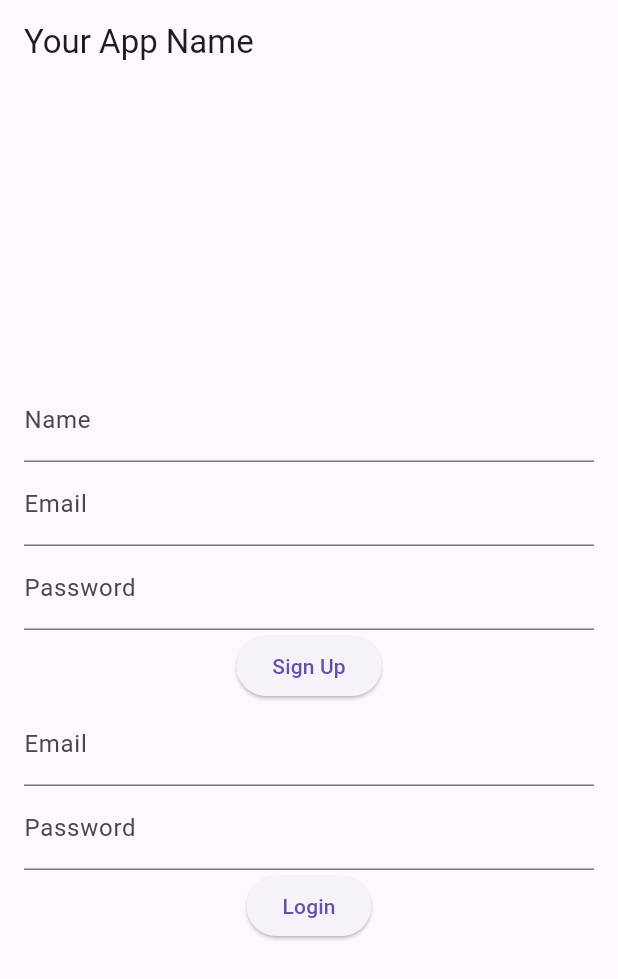
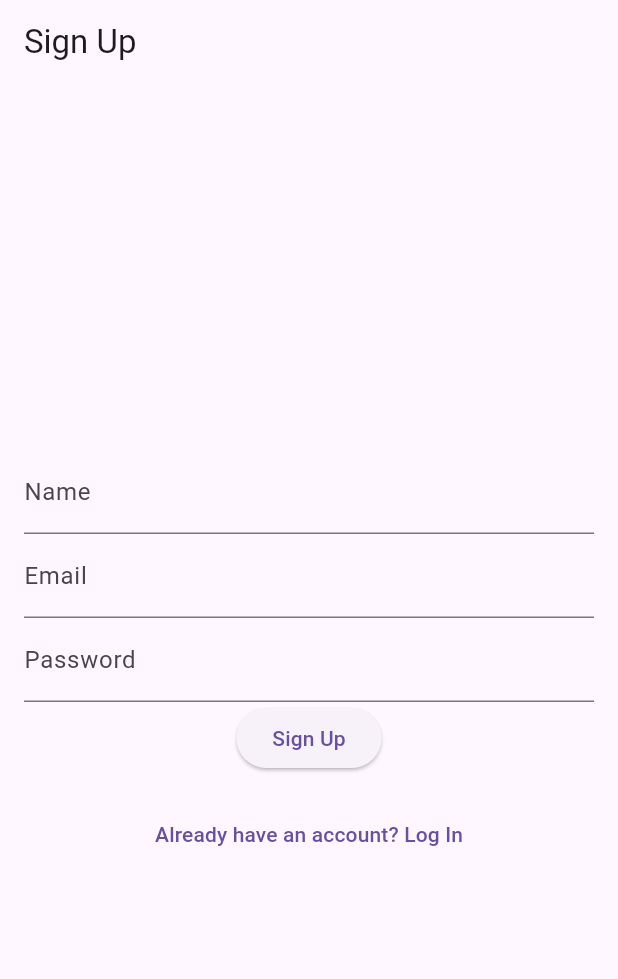
Before and after one commit to SaifEKhaled/PyraGuide, a Flutter app: the screen it shows after launch, on a phone screen of 412 x 824 dp. Shown: the top 979 px of the screen. Run offline on Flutter 3.47's test engine with Material 3 defaults, Android fonts, the phone set to English and light mode, and no system bars.

Commit message:
Seperated the sign up and login page

```diff
--- /dev/null
+++ b/lib/LoginPage.dart
@@ -0,0 +1,40 @@
+import 'package:flutter/material.dart';
+import 'SignUpPage.dart';
+
+class LoginPage extends StatelessWidget {
+  @override
+  Widget build(BuildContext context) {
+    return Scaffold(
+      appBar: AppBar(
+        title: Text('Log In'),
+      ),
+      body: Padding(
+        padding: EdgeInsets.all(16.0),
+        child: Column(
+          mainAxisAlignment: MainAxisAlignment.center,
+          children: [
+            TextField(
+              decoration: InputDecoration(labelText: 'Email'),
+            ),
+            TextField(
+              obscureText: true,
+              decoration: InputDecoration(labelText: 'Password'),
+            ),
+            ElevatedButton(
+              onPressed: () {
+              },
+              child: Text('Log In'),
+            ),
+            SizedBox(height: 16),
+            TextButton(
+              onPressed: () {
+                Navigator.pushNamed(context, '/');
+              },
+              child: Text('Don\'t have an account? Sign Up'),
+            ),
+          ],
+        ),
+      ),
+    );
+  }
+}
--- /dev/null
+++ b/lib/SignUpPage.dart
@@ -0,0 +1,43 @@
+import 'package:flutter/material.dart';
+import 'LoginPage.dart';
+
+class SignUpPage extends StatelessWidget {
+  @override
+  Widget build(BuildContext context) {
+    return Scaffold(
+      appBar: AppBar(
+        title: Text('Sign Up'),
+      ),
+      body: Padding(
+        padding: EdgeInsets.all(16.0),
+        child: Column(
+          mainAxisAlignment: MainAxisAlignment.center,
+          children: [
+            TextField(
+              decoration: InputDecoration(labelText: 'Name'),
+            ),
+            TextField(
+              decoration: InputDecoration(labelText: 'Email'),
+            ),
+            TextField(
+              obscureText: true,
+              decoration: InputDecoration(labelText: 'Password'),
+            ),
+            ElevatedButton(
+              onPressed: () {
+              },
+              child: Text('Sign Up'),
+            ),
+            SizedBox(height: 16),
+            TextButton(
+              onPressed: () {
+                Navigator.pushNamed(context, '/login');
+              },
+              child: Text('Already have an account? Log In'),
+            ),
+          ],
+        ),
+      ),
+    );
+  }
+}
--- a/lib/main.dart
+++ b/lib/main.dart
@@ -1,4 +1,6 @@
 import 'package:flutter/material.dart';
+import 'SignUpPage.dart';
+import 'LoginPage.dart';
 
 void main() {
   runApp(MyApp());
@@ -8,60 +10,12 @@ class MyApp extends StatelessWidget {
   @override
   Widget build(BuildContext context) {
     return MaterialApp(
-      home: AuthenticationScreen(),
+      title: 'PyraGuide',
+      initialRoute: '/',
+      routes: {
+        '/': (context) => SignUpPage(),
+        '/login': (context) => LoginPage(),
+      },
     );
   }
 }
-
-class AuthenticationScreen extends StatelessWidget {
-  @override
-  Widget build(BuildContext context) {
-    return Scaffold(
-      appBar: AppBar(
-        title: Text('Your App Name'),
-      ),
-      body: Padding(
-        padding: EdgeInsets.all(16.0),
-        child: Column(
-          mainAxisAlignment: MainAxisAlignment.center,
-          children: [
-            // Sign-up Section
-            TextField(
-              decoration: InputDecoration(labelText: 'Name'),
-            ),
-            TextField(
-              decoration: InputDecoration(labelText: 'Email'),
-            ),
-            TextField(
-              obscureText: true,
-              decoration: InputDecoration(labelText: 'Password'),
-            ),
-            ElevatedButton(
-              onPressed: () {
-                // Implement sign-up logic
-              },
-              child: Text('Sign Up'),
-            ),
-
-            // Divider or some spacing between Sign-up and Login sections
-
-            // Login Section
-            TextField(
-              decoration: InputDecoration(labelText: 'Email'),
-            ),
-            TextField(
-              obscureText: true,
-              decoration: InputDecoration(labelText: 'Password'),
-            ),
-            ElevatedButton(
-              onPressed: () {
-                // Implement login logic
-              },
-              child: Text('Login'),
-            ),
-          ],
-        ),
-      ),
-    );
-  }
-}
```
